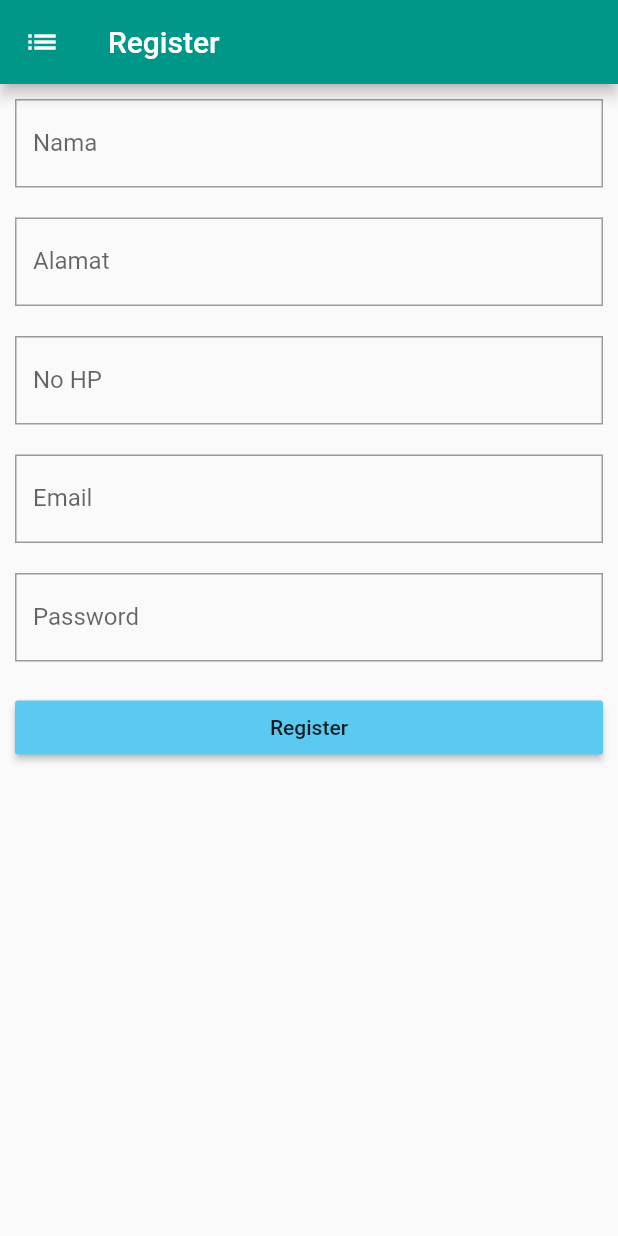
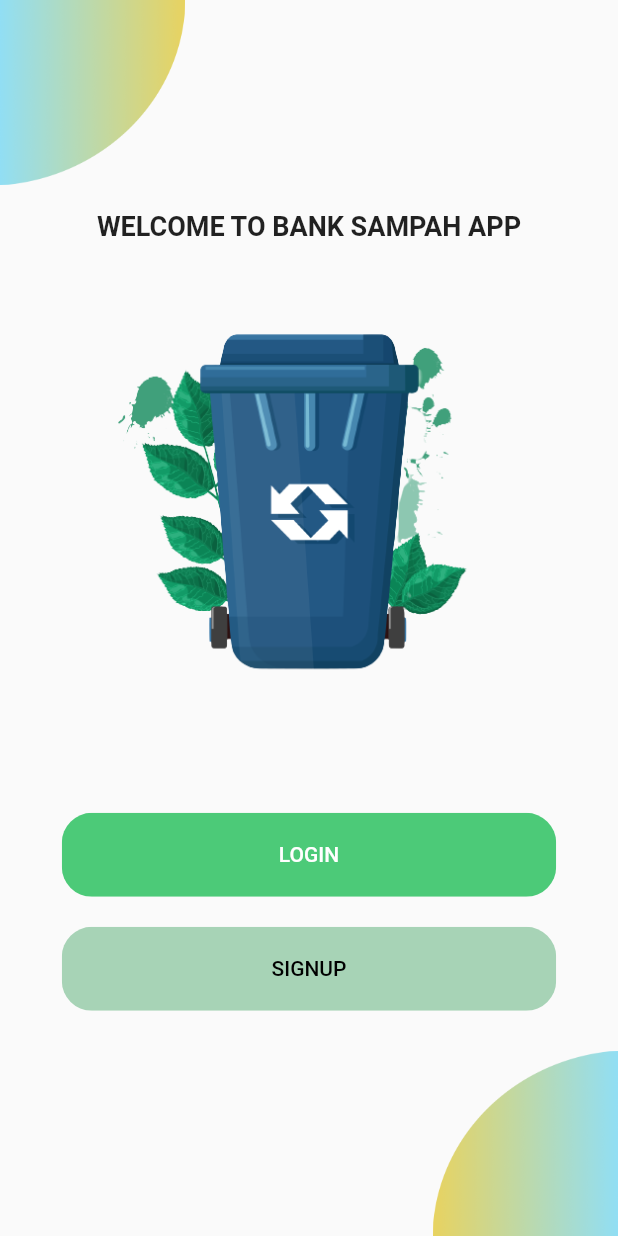
Before and after one commit to nurhabibrs/app-bank-sampah, a Flutter app: the screen it shows after launch, on a phone screen of 412 x 824 dp. Run offline on Flutter 3.47's test engine with Material 2 defaults, Android fonts, the light colour scheme and no system bars; our stand-ins replace page_transition.

Commit message:
Add welcome page and register page

```diff
--- /dev/null
+++ b/lib/Pages/Signup/fields/background.dart
@@ -0,0 +1,21 @@
+import 'package:flutter/material.dart';
+
+class Background extends StatelessWidget {
+  final Widget child;
+  const Background({Key? key, required this.child}) : super(key: key);
+
+  @override
+  Widget build(BuildContext context) {
+    Size size = MediaQuery.of(context).size;
+    return SizedBox(
+      width: double.infinity,
+      height: size.height,
+      child: Stack(
+        alignment: Alignment.center,
+        children: <Widget>[
+          child,
+        ],
+      ),
+    );
+  }
+}
--- /dev/null
+++ b/lib/Pages/Welcome/fields/background.dart
@@ -0,0 +1,40 @@
+import 'package:flutter/material.dart';
+
+class Background extends StatelessWidget {
+  final Widget child;
+  const Background({
+    Key? key,
+    required this.child,
+  }) : super(key: key);
+
+  @override
+  Widget build(BuildContext context) {
+    Size size = MediaQuery.of(context).size;
+    return SizedBox(
+      height: size.height,
+      width: double.infinity,
+      child: Stack(
+        alignment: Alignment.center,
+        children: <Widget>[
+          Positioned(
+            top: 0,
+            left: 0,
+            child: Image.asset(
+              "assets/images/top_ornament.png",
+              width: size.width * 0.3,
+            ),
+          ),
+          Positioned(
+            bottom: 0,
+            right: 0,
+            child: Image.asset(
+              "assets/images/bottom_ornament.png",
+              width: size.width * 0.3,
+            ),
+          ),
+          child,
+        ],
+      ),
+    );
+  }
+}
--- /dev/null
+++ b/lib/Pages/Welcome/fields/body.dart
@@ -0,0 +1,49 @@
+import 'package:flutter/material.dart';
+import 'package:app_banksampah/fields/rounded_button.dart';
+import 'package:app_banksampah/Pages/Signup/register.dart';
+import 'package:app_banksampah/Pages/Welcome/fields/background.dart';
+import 'package:page_transition/page_transition.dart';
+
+class Body extends StatelessWidget {
+  const Body({Key? key}) : super(key: key);
+
+  @override
+  Widget build(BuildContext context) {
+    Size size = MediaQuery.of(context).size;
+    return Background(
+        child: SingleChildScrollView(
+      child: Column(
+        mainAxisAlignment: MainAxisAlignment.center,
+        children: <Widget>[
+          const Text(
+            "WELCOME TO BANK SAMPAH APP",
+            style: TextStyle(fontWeight: FontWeight.bold, fontSize: 18),
+          ),
+          SizedBox(height: size.height * 0.01),
+          Image.asset(
+            'assets/images/trash.png',
+            height: size.height * 0.4,
+          ),
+          SizedBox(height: size.height * 0.04),
+          RoundedButton(
+            text: "LOGIN",
+            press: () {},
+          ),
+          RoundedButton(
+              text: "SIGNUP",
+              color: const Color.fromARGB(255, 167, 211, 182),
+              textColor: Colors.black,
+              press: () {
+                Navigator.push(
+                  context,
+                  PageTransition(
+                    type: PageTransitionType.rightToLeft,
+                    child: const RegisterScreen(),
+                  ),
+                );
+              }),
+        ],
+      ),
+    ));
+  }
+}
--- /dev/null
+++ b/lib/Pages/Welcome/welcome.dart
@@ -0,0 +1,11 @@
+import 'package:flutter/material.dart';
+import 'package:app_banksampah/Pages/Welcome/fields/body.dart';
+
+class HomePage extends StatelessWidget {
+  const HomePage({Key? key}) : super(key: key);
+
+  @override
+  Widget build(BuildContext context) {
+    return const Scaffold(body: Body());
+  }
+}
--- /dev/null
+++ b/lib/fields/rounded_button.dart
@@ -0,0 +1,34 @@
+import 'package:flutter/material.dart';
+
+class RoundedButton extends StatelessWidget {
+  final String text;
+  final VoidCallback press;
+  final color, textColor;
+  const RoundedButton(
+      {Key? key,
+      required this.text,
+      this.color = const Color.fromARGB(255, 76, 202, 120),
+      required this.press,
+      this.textColor = Colors.white})
+      : super(key: key);
+
+  @override
+  Widget build(BuildContext context) {
+    Size size = MediaQuery.of(context).size;
+    return Container(
+      margin: const EdgeInsets.symmetric(vertical: 10),
+      width: size.width * 0.8,
+      child: ClipRRect(
+        borderRadius: BorderRadius.circular(20),
+        child: FlatButton(
+            padding: const EdgeInsets.symmetric(vertical: 20, horizontal: 40),
+            color: color,
+            onPressed: press,
+            child: Text(
+              text,
+              style: TextStyle(color: textColor),
+            )),
+      ),
+    );
+  }
+}
--- a/lib/main.dart
+++ b/lib/main.dart
@@ -1,112 +1,23 @@
 import 'package:flutter/material.dart';
+import 'package:app_banksampah/Pages/Welcome/welcome.dart';
 
 void main() {
-  runApp(const MaterialApp(
-    home: HomePage(),
-  ));
+  runApp(const BankSampahApp());
 }
 
-class HomePage extends StatefulWidget {
-  const HomePage({Key? key}) : super(key: key);
+final ThemeData themeData = ThemeData(
+  scaffoldBackgroundColor: Colors.white,
+);
 
-  @override
-  _HomePageState createState() => _HomePageState();
-}
-
-class _HomePageState extends State<HomePage> {
-  TextEditingController controllerNama = TextEditingController();
-  TextEditingController controllerAlamat = TextEditingController();
-  TextEditingController controllerNoHP = TextEditingController();
-  TextEditingController controllerEmail = TextEditingController();
-  TextEditingController controllerPassword = TextEditingController();
-  void kirimdata() {
-    AlertDialog alertDialog = AlertDialog(
-      content: SizedBox(
-        height: 200.0,
-        child: Column(
-          children: <Widget>[
-            Text("Nama: ${controllerNama.text}"),
-            Text("Alamat: ${controllerAlamat.text}"),
-            Text("No HP: ${controllerNoHP.text}"),
-            Text("Email: ${controllerEmail.text}"),
-            Text("Password: ${controllerPassword.text}"),
-          ],
-        ),
-      ),
-    );
-    showDialog(builder: (context) => alertDialog, context: context);
-  }
+class BankSampahApp extends StatelessWidget {
+  const BankSampahApp({Key? key}) : super(key: key);
 
   @override
   Widget build(BuildContext context) {
-    return Scaffold(
-      appBar: AppBar(
-        leading: const Icon(Icons.list),
-        title: const Text("Register"),
-        backgroundColor: Colors.teal,
-      ),
-      body: ListView(
-        padding: const EdgeInsets.all(10.0),
-        children: [
-          Column(
-            children: <Widget>[
-              TextField(
-                controller: controllerNama,
-                decoration: const InputDecoration(
-                    hintText: "Nama",
-                    labelText: "Nama",
-                    border: OutlineInputBorder(
-                        borderRadius: BorderRadius.horizontal())),
-              ),
-              const Padding(padding: EdgeInsets.only(top: 20.0)),
-              TextField(
-                controller: controllerAlamat,
-                decoration: const InputDecoration(
-                    hintText: "Alamat",
-                    labelText: "Alamat",
-                    border: OutlineInputBorder(
-                        borderRadius: BorderRadius.horizontal())),
-              ),
-              const Padding(padding: EdgeInsets.only(top: 20.0)),
-              TextField(
-                controller: controllerNoHP,
-                decoration: const InputDecoration(
-                    hintText: "No HP",
-                    labelText: "No HP",
-                    border: OutlineInputBorder(
-                        borderRadius: BorderRadius.horizontal())),
-              ),
-              const Padding(padding: EdgeInsets.only(top: 20.0)),
-              TextField(
-                controller: controllerEmail,
-                decoration: const InputDecoration(
-                    hintText: "Email",
-                    labelText: "Email",
-                    border: OutlineInputBorder(
-                        borderRadius: BorderRadius.horizontal())),
-              ),
-              const Padding(padding: EdgeInsets.only(top: 20.0)),
-              TextField(
-                controller: controllerPassword,
-                obscureText: true,
-                decoration: const InputDecoration(
-                    hintText: "Password",
-                    labelText: "Password",
-                    border: OutlineInputBorder(
-                        borderRadius: BorderRadius.horizontal())),
-              ),
-              const Padding(padding: EdgeInsets.only(top: 20.0)),
-            ],
-          ),
-          RaisedButton(
-            child: const Text("Register"),
-            color: const Color.fromARGB(255, 92, 201, 241),
-            onPressed: () {
-              kirimdata();
-            },
-          ),
-        ],
-      ),
+    return MaterialApp(
+      debugShowCheckedModeBanner: false,
+      theme: ThemeData(),
+      home: const HomePage(),
     );
   }
 }
```
Also changed, not shown: lib/Pages/Login/login.dart (added, +12 -0 lines), lib/Pages/Signup/fields/body.dart (added, +92 -0 lines), lib/Pages/Signup/register.dart (added, +29 -0 lines), pubspec.yaml (+4 -6 lines), assets/images/bottom_ornament.png (added), assets/images/top_ornament.png (added), assets/images/trash.png (added), pubspec.lock, 1 other file.
